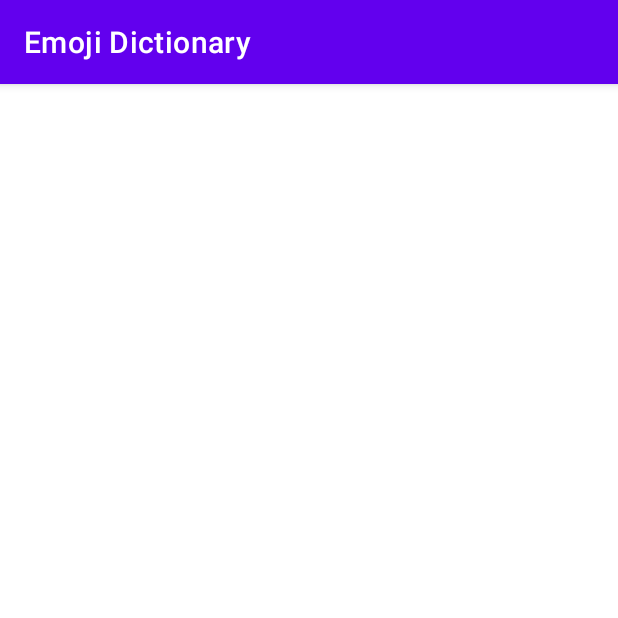
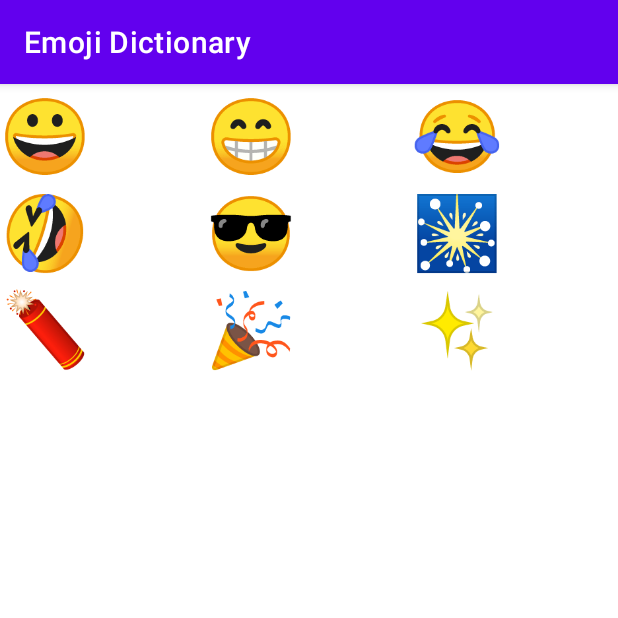
Before and after one commit to ShyamSundhar1411/Emoji-Dictinary-Kotlin, an Android app: the screen it shows after launch (MainActivity), on a phone screen of 412 x 824 dp, the top half of it. Run offline under Robolectric (Android 15) with nearby library versions, the phone set to English and light mode, and no system bars.

Commit message:
Wrapping Up

```diff
--- a/app/src/main/AndroidManifest.xml
+++ b/app/src/main/AndroidManifest.xml
@@ -9,6 +9,10 @@
         android:roundIcon="@mipmap/ic_launcher_round"
         android:supportsRtl="true"
         android:theme="@style/Theme.EmojiDictionary">
+        <activity
+            android:name=".EmojiDetailActivity"
+            android:label="@string/title_activity_emoji_detail"
+            android:theme="@style/Theme.EmojiDictionary.NoActionBar"></activity>
         <activity android:name=".MainActivity">
             <intent-filter>
                 <action android:name="android.intent.action.MAIN" />
--- a/app/src/main/java/com/emojidictionary/EmojiAdapter.kt
+++ b/app/src/main/java/com/emojidictionary/EmojiAdapter.kt
@@ -1,33 +1,40 @@
 package com.emojidictionary
 
+import android.content.Intent
 import android.view.LayoutInflater
 import android.view.View
 import android.view.ViewGroup
+import androidx.core.content.ContextCompat.startActivity
 import androidx.recyclerview.widget.RecyclerView
 import kotlinx.android.synthetic.main.recyclelayout.view.*
 
-class EmojiAdapter : RecyclerView.Adapter<EmojiAdapter.TextHolder>() {
+class EmojiAdapter(val emolist : ArrayList<String>) : RecyclerView.Adapter<EmojiAdapter.TextHolder>() {
     override fun onCreateViewHolder(parent: ViewGroup, viewType: Int): TextHolder {
        return TextHolder(LayoutInflater.from(parent.context).inflate(R.layout.recyclelayout,parent,false))
     }
 
     override fun onBindViewHolder(holder: EmojiAdapter.TextHolder, position: Int) {
-        holder.bindEmoji("😉")
+        val emo = emolist[position]
+        holder.bindEmoji(emo)
     }
 
     override fun getItemCount(): Int {
-        return 10
+        return emolist.count()
     }
     class TextHolder(v: View): RecyclerView.ViewHolder(v), View.OnClickListener{
         var view : View = v
-        var emo : String = ""
+        var emoji: String = ""
+        init{
+            v.setOnClickListener(this)
+        }
         fun bindEmoji(emoji: String){
-            this.emo = emoji
-            view.textView.text = emo
-
+            this.emoji = emoji
+            view.textView.text = emoji
         }
         override fun onClick(v: View?) {
-            TODO("Not yet implemented")
+            val detailIntent = Intent(view.context, EmojiDetailActivity::class.java)
+            detailIntent.putExtra("emoji",emoji)
+            startActivity(view.context,detailIntent,null)
         }
 
     }
--- a/app/src/main/java/com/emojidictionary/MainActivity.kt
+++ b/app/src/main/java/com/emojidictionary/MainActivity.kt
@@ -2,16 +2,20 @@ package com.emojidictionary
 
 import androidx.appcompat.app.AppCompatActivity
 import android.os.Bundle
+import androidx.recyclerview.widget.GridLayoutManager
 import androidx.recyclerview.widget.LinearLayoutManager
 import kotlinx.android.synthetic.main.activity_main.*
 
 class MainActivity : AppCompatActivity() {
-    lateinit var layoutManager : LinearLayoutManager
+    lateinit var layoutManager : GridLayoutManager
+    lateinit var adapter: EmojiAdapter
     override fun onCreate(savedInstanceState: Bundle?) {
         super.onCreate(savedInstanceState)
         setContentView(R.layout.activity_main)
-        layoutManager = LinearLayoutManager(this)
+        layoutManager = GridLayoutManager(this,3)
         recyclerView.layoutManager = layoutManager
+        adapter = EmojiAdapter(arrayListOf("😀","😁","😂","🤣","😎","🎇","🧨","🎉","✨"))
+        recyclerView.adapter = adapter
 
     }
 }
--- a/app/src/main/res/layout/recyclelayout.xml
+++ b/app/src/main/res/layout/recyclelayout.xml
@@ -2,13 +2,15 @@
 <LinearLayout xmlns:android="http://schemas.android.com/apk/res/android"
     android:id="@+id/LinearLayout"
     android:layout_width="match_parent"
-    android:layout_height="match_parent"
+    android:layout_height="wrap_content"
     android:orientation="vertical">
 
     <TextView
         android:id="@+id/textView"
         android:layout_width="match_parent"
         android:layout_height="wrap_content"
+        android:lineSpacingExtra="10sp"
         android:text="😀"
+        android:textColor="#000000"
         android:textSize="48sp" />
 </LinearLayout>
--- /dev/null
+++ b/app/src/main/res/values/dimens.xml
@@ -0,0 +1,3 @@
+<resources>
+    <dimen name="fab_margin">16dp</dimen>
+</resources>
--- a/app/src/main/res/values/themes.xml
+++ b/app/src/main/res/values/themes.xml
@@ -13,4 +13,13 @@
         <item name="android:statusBarColor" tools:targetApi="l">?attr/colorPrimaryVariant</item>
         <!-- Customize your theme here. -->
     </style>
+
+    <style name="Theme.EmojiDictionary.NoActionBar">
+        <item name="windowActionBar">false</item>
+        <item name="windowNoTitle">true</item>
+    </style>
+
+    <style name="Theme.EmojiDictionary.AppBarOverlay" parent="ThemeOverlay.AppCompat.Dark.ActionBar" />
+
+    <style name="Theme.EmojiDictionary.PopupOverlay" parent="ThemeOverlay.AppCompat.Light" />
 </resources>
```
Also changed, not shown: app/build.gradle (+3 -4 lines), app/src/main/java/com/emojidictionary/EmojiDetailActivity.kt (added, +19 -0 lines), app/src/main/res/layout/activity_emoji_detail.xml (added, +23 -0 lines), app/src/main/res/navigation/nav_graph.xml (added, +28 -0 lines), app/src/main/res/values/strings.xml (+9 -0 lines).
